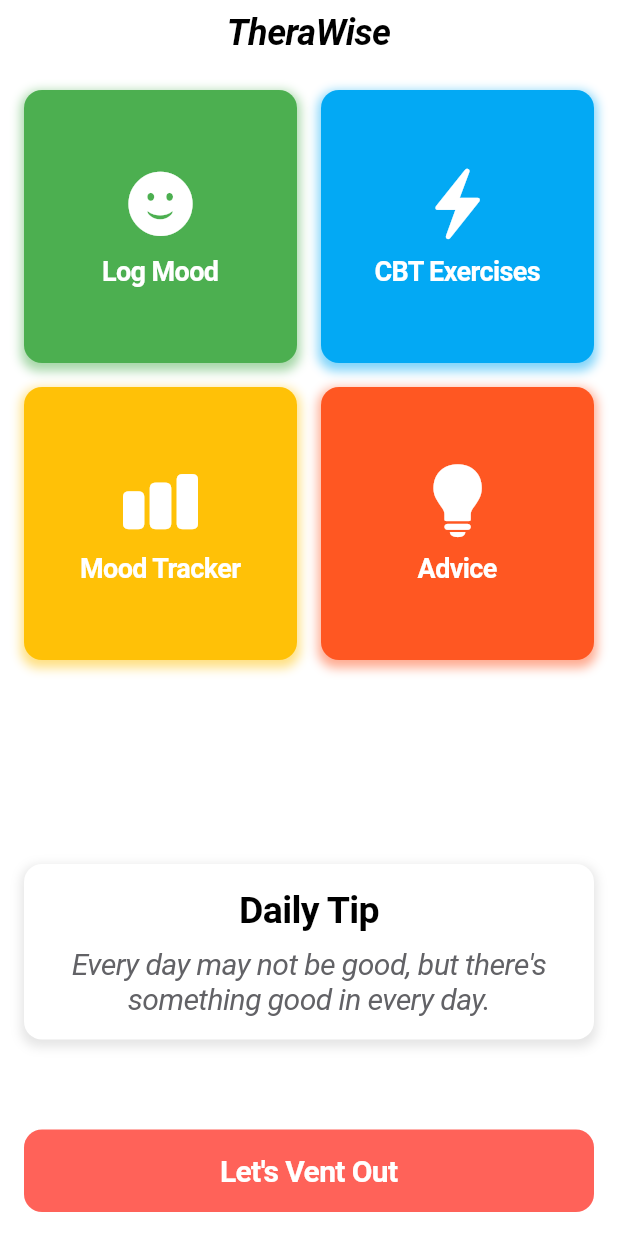
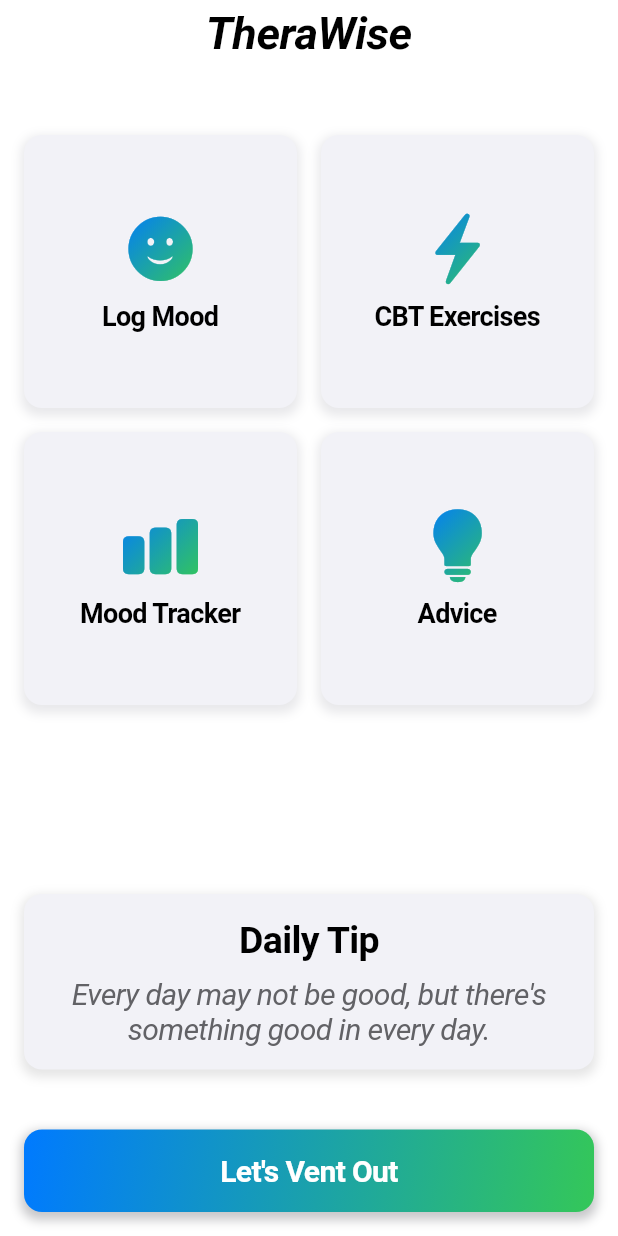
Before and after one commit to theharshitsuri/TheraWise, a Flutter app: the screen it shows after launch, on a phone screen of 412 x 824 dp. Run offline on Flutter 3.47's test engine with Material 3 defaults, Android fonts, the phone set to English and light mode, and no system bars; our stand-ins replace fl_chart, sqflite; accounts and stored records are empty.

Commit message:
new home UI

```diff
--- a/lib/screens/home_screen.dart
+++ b/lib/screens/home_screen.dart
@@ -13,10 +13,13 @@ class HomeScreen extends StatelessWidget {
           style: TextStyle(
               fontWeight: FontWeight.bold,
               fontStyle: FontStyle.italic,
-              fontSize: 24,
+              fontSize: 30,
               color: CupertinoColors.black),
         ),
         backgroundColor: Color.fromARGB(255, 255, 255, 255),
+        border: Border(
+          bottom: BorderSide.none,
+        ),
       ),
       child: SafeArea(
         child: Padding(
@@ -24,6 +27,7 @@ class HomeScreen extends StatelessWidget {
           child: Column(
             crossAxisAlignment: CrossAxisAlignment.stretch,
             children: [
+              SizedBox(height: 30),
               Expanded(
                 child: GridView.count(
                   crossAxisCount: 2,
@@ -35,50 +39,32 @@ class HomeScreen extends StatelessWidget {
                       '/log-mood',
                       CupertinoIcons.smiley_fill,
                       'Log Mood',
-                      const Color(0xFF4CAF50),
                     ),
                     _buildGridButton(
                       context,
                       '/cbt-exercises',
                       CupertinoIcons.bolt_fill,
                       'CBT Exercises',
-                      const Color(0xFF03A9F4),
                     ),
                     _buildGridButton(
                       context,
                       '/mood-tracker',
                       CupertinoIcons.chart_bar_fill,
                       'Mood Tracker',
-                      const Color(0xFFFFC107),
                     ),
                     _buildGridButton(
                       context,
                       '/personalized-advice',
                       CupertinoIcons.lightbulb_fill,
                       'Advice',
-                      const Color(0xFFFF5722),
                     ),
                   ],
                 ),
               ),
-              const SizedBox(height: 20),
+              const SizedBox(height: 25),
               _buildDailyTip(),
-              const SizedBox(height: 60),
-              CupertinoButton(
-                onPressed: () {
-                  Navigator.pushNamed(context, '/venting-out');
-                },
-                color: CupertinoColors.systemRed.withOpacity(0.8),
-                borderRadius: BorderRadius.circular(12),
-                child: const Text(
-                  "Let's Vent Out",
-                  style: TextStyle(
-                    fontSize: 20,
-                    color: Colors.white,
-                    fontWeight: FontWeight.bold,
-                  ),
-                ),
-              ),
+              const SizedBox(height: 40),
+              _buildVentingOutButton(context),
             ],
           ),
         ),
@@ -86,19 +72,19 @@ class HomeScreen extends StatelessWidget {
     );
   }
 
-  Widget _buildGridButton(BuildContext context, String route, IconData icon,
-      String label, Color color) {
+  Widget _buildGridButton(
+      BuildContext context, String route, IconData icon, String label) {
     return GestureDetector(
       onTap: () {
         Navigator.pushNamed(context, route);
       },
       child: Container(
         decoration: BoxDecoration(
-          color: color,
+          color: CupertinoColors.systemGrey6,
           borderRadius: BorderRadius.circular(12),
           boxShadow: [
             BoxShadow(
-              color: color.withOpacity(0.5),
+              color: CupertinoColors.systemGrey4.withOpacity(0.5),
               spreadRadius: 2,
               blurRadius: 5,
               offset: const Offset(0, 3),
@@ -108,14 +94,33 @@ class HomeScreen extends StatelessWidget {
         child: Column(
           mainAxisAlignment: MainAxisAlignment.center,
           children: [
-            Icon(icon, size: 50, color: Colors.white),
+            ShaderMask(
+              shaderCallback: (bounds) => const LinearGradient(
+                colors: [
+                  CupertinoColors.activeBlue,
+                  CupertinoColors.activeGreen
+                ],
+                begin: Alignment.topLeft,
+                end: Alignment.bottomRight,
+              ).createShader(bounds),
+              child: Icon(icon, size: 50, color: Colors.white),
+            ),
             const SizedBox(height: 10),
-            Text(
-              label,
-              style: const TextStyle(
-                fontSize: 18,
-                color: Colors.white,
-                fontWeight: FontWeight.bold,
+            ShaderMask(
+              shaderCallback: (bounds) => const LinearGradient(
+                colors: [
+                  CupertinoColors.activeBlue,
+                  CupertinoColors.activeGreen
+                ],
+                begin: Alignment.topLeft,
+                end: Alignment.bottomRight,
+              ).createShader(bounds),
+              child: Text(
+                label,
+                style: const TextStyle(
+                  fontSize: 18,
+                  fontWeight: FontWeight.bold,
+                ),
               ),
             ),
           ],
@@ -127,7 +132,7 @@ class HomeScreen extends StatelessWidget {
   Widget _buildDailyTip() {
     return Container(
       decoration: BoxDecoration(
-        color: CupertinoColors.white,
+        color: CupertinoColors.systemGrey6,
         borderRadius: BorderRadius.circular(12),
         boxShadow: [
           BoxShadow(
@@ -162,4 +167,40 @@ class HomeScreen extends StatelessWidget {
       ),
     );
   }
+
+  Widget _buildVentingOutButton(BuildContext context) {
+    return GestureDetector(
+      onTap: () {
+        Navigator.pushNamed(context, '/venting-out');
+      },
+      child: Container(
+        decoration: BoxDecoration(
+          gradient: const LinearGradient(
+            colors: [CupertinoColors.activeBlue, CupertinoColors.activeGreen],
+            begin: Alignment.topLeft,
+            end: Alignment.bottomRight,
+          ),
+          borderRadius: BorderRadius.circular(12),
+          boxShadow: [
+            BoxShadow(
+              color: CupertinoColors.systemGrey.withOpacity(0.5),
+              spreadRadius: 2,
+              blurRadius: 5,
+              offset: const Offset(0, 3),
+            ),
+          ],
+        ),
+        padding: const EdgeInsets.symmetric(vertical: 16.0),
+        child: const Text(
+          "Let's Vent Out",
+          textAlign: TextAlign.center,
+          style: TextStyle(
+            fontSize: 20,
+            color: Colors.white,
+            fontWeight: FontWeight.bold,
+          ),
+        ),
+      ),
+    );
+  }
 }
```
